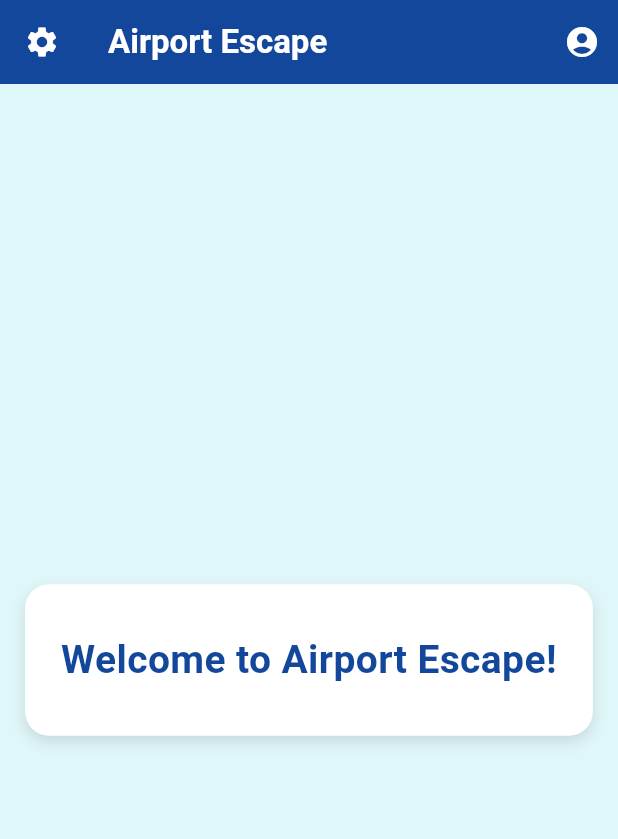
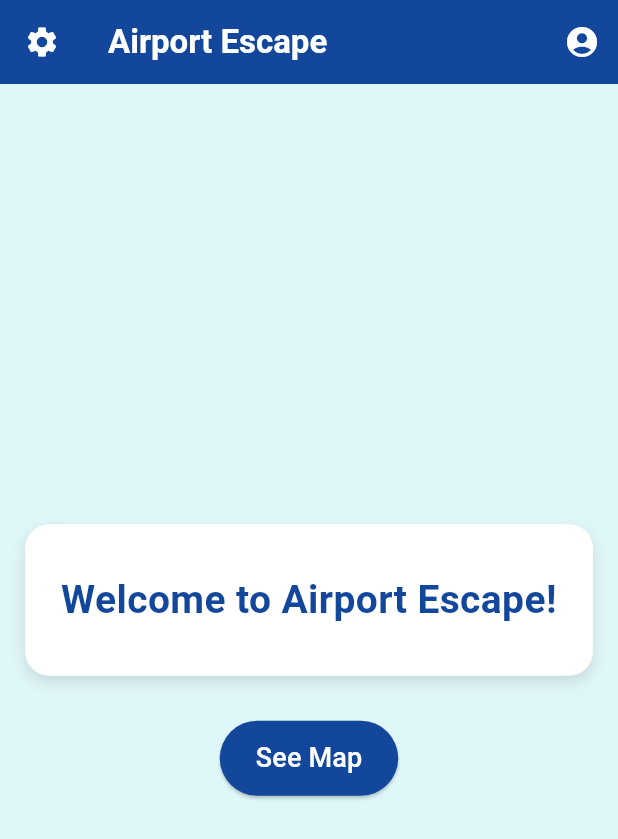
Before and after one commit to lenarduzziadam/AirportEscapeCapstoneFall25Group, a Flutter app: the screen it shows after launch, on a phone screen of 412 x 824 dp. Shown: the top 839 px of the screen. Run offline on Flutter 3.47's test engine with Material 3 defaults, Android fonts, the phone set to English and light mode, and no system bars; our stand-ins replace google_maps_flutter.

Commit message:
made map screen button

```diff
--- a/airport_escape/lib/landing_page.dart
+++ b/airport_escape/lib/landing_page.dart
@@ -1,5 +1,6 @@
 // Main landing page and widgets for Airport Escape app
 import 'package:flutter/material.dart';
+import 'package:airport_escape/map_screen.dart';
 
 // App-wide color constants
 const kPrimaryColor = Color.fromARGB(255, 18, 71, 156);
@@ -15,7 +16,10 @@ class MyHomePage extends StatelessWidget {
       drawer: const SettingsDrawer(), // Side menu
       appBar: const CustomAppBar(),   // Top app bar
       body: Center(
-        child: Container(
+        child: Column(
+          mainAxisAlignment: MainAxisAlignment.center,
+          children: [
+            Container(
               padding: const EdgeInsets.symmetric(horizontal: 24, vertical: 32),
               decoration: BoxDecoration(
                 color: Colors.white,
@@ -37,6 +41,29 @@ class MyHomePage extends StatelessWidget {
                 ),
                 textAlign: TextAlign.center,
               ),
+            ),
+            const SizedBox(height: 30),
+
+            // 👇 Your new button
+            ElevatedButton(
+              style: ElevatedButton.styleFrom(
+                backgroundColor: kPrimaryColor,
+                padding: const EdgeInsets.symmetric(horizontal: 24, vertical: 12),
+              ),
+              onPressed: () {
+                Navigator.push(
+                  context,
+                  MaterialPageRoute(
+                    builder: (context) => const MapScreen(),
+                  ),
+                );
+              },
+              child: const Text(
+                "See Map",
+                style: TextStyle(fontSize: 18, color: Colors.white),
+              ),
+            ),
+          ],
         ),
       ),
     );
--- a/airport_escape/lib/map_screen.dart
+++ b/airport_escape/lib/map_screen.dart
@@ -2,17 +2,18 @@ import 'package:flutter/material.dart';
 import 'package:google_maps_flutter/google_maps_flutter.dart';
 
 
-class mapScreen extends StatefulWidget {
-  const mapScreen({super.key});
+class MapScreen extends StatefulWidget {
+  const MapScreen({super.key});
 
   @override
-  State<mapScreen> createState() => _mapScreenState();
+  State<MapScreen> createState() => _MapScreenState();
 }
 
-class _mapScreenState extends State<mapScreen> {
+class _MapScreenState extends State<MapScreen> {
   late GoogleMapController mapController;
 
-  final LatLng _center = const LatLng(45.521563, -122.677433);
+  final LatLng _center = const LatLng(45.521563, -122.677433); //I want this to be the slected current airport
+
 
   void _onMapCreated(GoogleMapController controller) {
     mapController = controller;
@@ -23,10 +24,11 @@ class _mapScreenState extends State<mapScreen> {
     return MaterialApp(
       theme: ThemeData(
         useMaterial3: true,
+        colorSchemeSeed: Color.fromARGB(255, 18, 71, 156),
       ),
       home: Scaffold(
         appBar: AppBar(
-          title: const Text('Maps Sample App'),
+          title: const Text('Maps Page'),
           elevation: 2,
         ),
         body: GoogleMap(
```
Also changed, not shown: 3 other files. Lines whose indentation alone changed are shown as unchanged.
